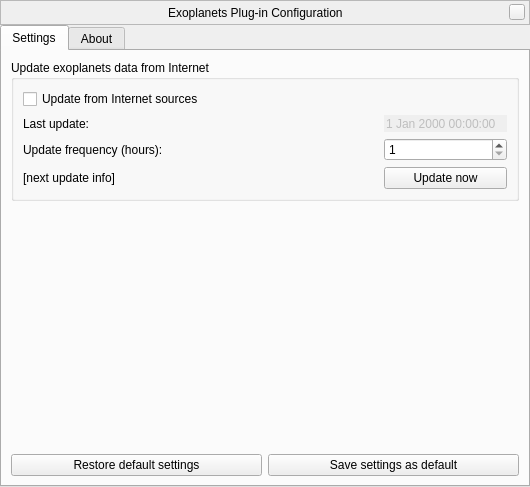
Above: plugins/Exoplanets/src/gui/exoplanetsDialog.ui from 519984307/stellarium_src before the change. Below: the same form after it.
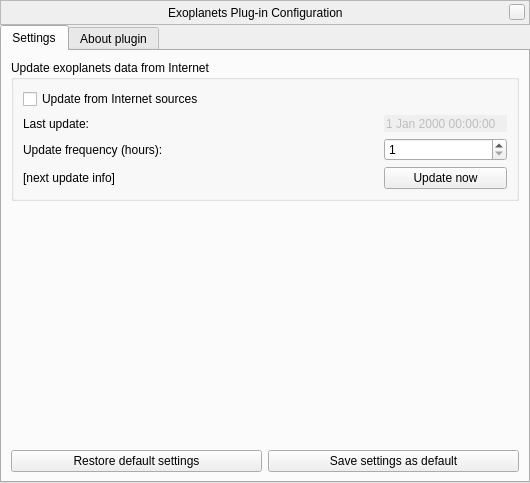
That is the form after the change. Custom widgets are drawn as their Qt base class.

Commit message: improve string for translation: About -> About plugin

The edit to the form file:
```diff
--- a/plugins/Exoplanets/src/gui/exoplanetsDialog.ui
+++ b/plugins/Exoplanets/src/gui/exoplanetsDialog.ui
@@ -7,7 +7,7 @@
     <x>0</x>
     <y>0</y>
     <width>528</width>
-    <height>487</height>
+    <height>483</height>
    </rect>
   </property>
   <property name="windowTitle">
@@ -276,7 +276,7 @@
      </widget>
      <widget class="QWidget" name="aboutTab">
       <attribute name="title">
-       <string>About</string>
+       <string>About plugin</string>
       </attribute>
       <layout class="QVBoxLayout" name="verticalLayout_11">
        <property name="spacing">
```
Left out of the diff: 4 changed lines with no effect on the pictures. The commit also changes 8 other files.
